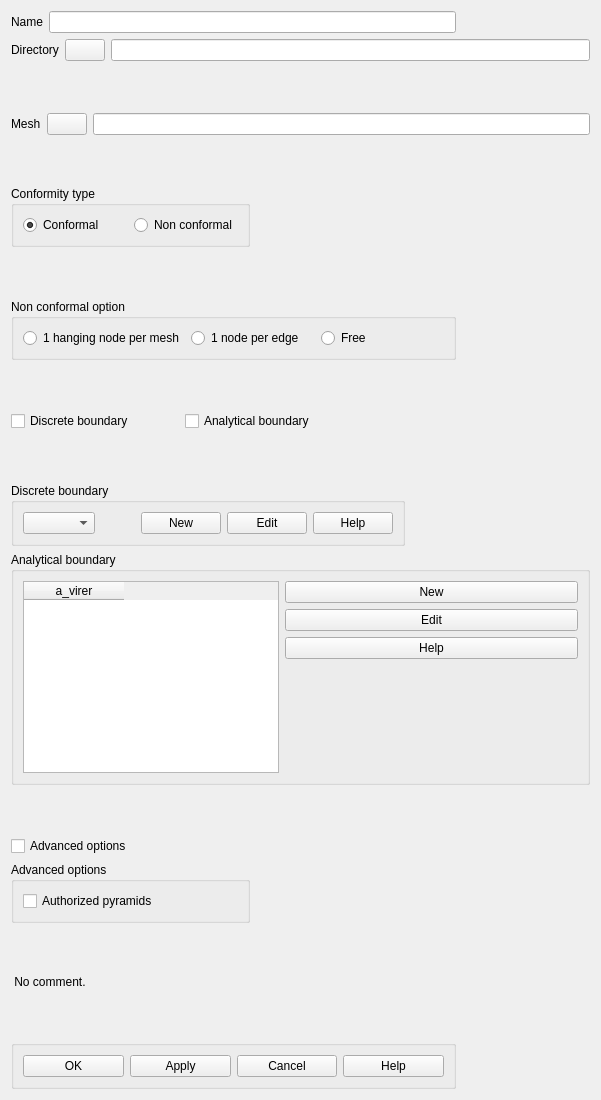
First picture: the form in src/HOMARDGUI/CreateCase.ui, repository jschueller/homard, before the edit.
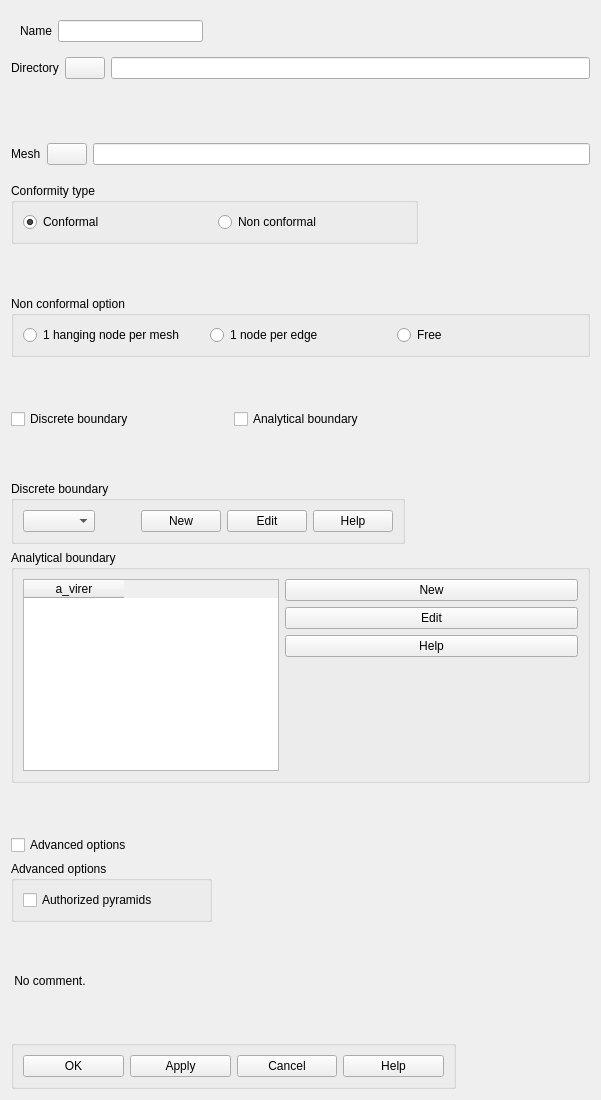
Second picture: the form after the edit.

The edit to the form file:
```diff
--- a/src/HOMARDGUI/CreateCase.ui
+++ b/src/HOMARDGUI/CreateCase.ui
@@ -11,46 +11,66 @@
    </rect>
   </property>
   <property name="sizePolicy">
-   <sizepolicy hsizetype="Fixed" vsizetype="Fixed">
+   <sizepolicy hsizetype="Preferred" vsizetype="Preferred">
     <horstretch>0</horstretch>
     <verstretch>0</verstretch>
    </sizepolicy>
   </property>
+  <property name="minimumSize">
+   <size>
+    <width>600</width>
+    <height>320</height>
+   </size>
+  </property>
+  <property name="sizeIncrement">
+   <size>
+    <width>1</width>
+    <height>1</height>
+   </size>
+  </property>
+  <property name="baseSize">
+   <size>
+    <width>600</width>
+    <height>320</height>
+   </size>
+  </property>
   <property name="windowTitle">
    <string>Create a case</string>
   </property>
   <property name="autoFillBackground">
    <bool>true</bool>
   </property>
-  <layout class="QGridLayout" name="gridLayout_2">
-   <item row="0" column="0" colspan="3">
-    <layout class="QHBoxLayout">
-     <property name="spacing">
-      <number>6</number>
+  <layout class="QGridLayout" name="gridLayout_3">
+   <item row="0" column="0">
+    <widget class="QWidget" name="WName" native="true">
+     <layout class="QGridLayout" name="gridLayout_2">
+      <item row="0" column="0">
+       <widget class="QLabel" name="Name">
+        <property name="text">
+         <string>Name</string>
+        </property>
+       </widget>
+      </item>
+      <item row="0" column="1">
+       <widget class="QLineEdit" name="LEName"/>
+      </item>
+     </layout>
+    </widget>
+   </item>
+   <item row="0" column="1">
+    <spacer name="horizontalSpacer">
+     <property name="orientation">
+      <enum>Qt::Horizontal</enum>
      </property>
-     <property name="margin">
-      <number>0</number>
+     <property name="sizeHint" stdset="0">
+      <size>
+       <width>199</width>
+       <height>20</height>
+      </size>
      </property>
-     <item>
-      <widget class="QLabel" name="Name">
-       <property name="text">
-        <string>Name</string>
-       </property>
-      </widget>
-     </item>
-     <item>
-      <widget class="QLineEdit" name="LEName">
-       <property name="minimumSize">
-        <size>
-         <width>382</width>
-         <height>21</height>
-        </size>
-       </property>
-      </widget>
-     </item>
-    </layout>
+    </spacer>
    </item>
-   <item row="1" column="0" colspan="4">
+   <item row="1" column="0" colspan="6">
     <layout class="QHBoxLayout">
      <property name="spacing">
       <number>6</number>
@@ -87,7 +107,7 @@
      </item>
     </layout>
    </item>
-   <item row="2" column="1">
+   <item row="2" column="2" colspan="2">
     <spacer>
      <property name="orientation">
       <enum>Qt::Vertical</enum>
@@ -100,7 +120,7 @@
      </property>
     </spacer>
    </item>
-   <item row="3" column="0" colspan="4">
+   <item row="3" column="0" rowspan="2" colspan="6">
     <layout class="QHBoxLayout">
      <property name="spacing">
       <number>6</number>
@@ -137,7 +157,7 @@
      </item>
     </layout>
    </item>
-   <item row="4" column="1" colspan="3">
+   <item row="4" column="3" colspan="3">
     <spacer>
      <property name="orientation">
       <enum>Qt::Vertical</enum>
@@ -150,7 +170,7 @@
      </property>
     </spacer>
    </item>
-   <item row="5" column="0">
+   <item row="5" column="0" colspan="2">
     <widget class="QGroupBox" name="GBTypeConf">
      <property name="title">
       <string>Conformity type</string>
@@ -182,7 +202,7 @@
      </layout>
     </widget>
    </item>
-   <item row="6" column="1">
+   <item row="6" column="3">
     <spacer>
      <property name="orientation">
       <enum>Qt::Vertical</enum>
@@ -195,7 +215,7 @@
      </property>
     </spacer>
    </item>
-   <item row="7" column="0" colspan="3">
+   <item row="7" column="0" colspan="6">
     <widget class="QGroupBox" name="GBTypeNoConf">
      <property name="title">
       <string>Non conformal option</string>
@@ -231,7 +251,7 @@
      </layout>
     </widget>
    </item>
-   <item row="8" column="1" colspan="3">
+   <item row="8" column="3" colspan="3">
     <spacer>
      <property name="orientation">
       <enum>Qt::Vertical</enum>
@@ -244,7 +264,7 @@
      </property>
     </spacer>
    </item>
-   <item row="9" column="0" colspan="2">
+   <item row="9" column="0" colspan="4">
     <layout class="QHBoxLayout">
      <property name="spacing">
       <number>6</number>
@@ -268,7 +288,7 @@
      </item>
     </layout>
    </item>
-   <item row="10" column="1">
+   <item row="10" column="3">
     <spacer>
      <property name="orientation">
       <enum>Qt::Vertical</enum>
@@ -281,7 +301,7 @@
      </property>
     </spacer>
    </item>
-   <item row="11" column="0" colspan="3">
+   <item row="11" column="0" colspan="6">
     <widget class="QGroupBox" name="GBBoundaryD">
      <property name="sizePolicy">
       <sizepolicy hsizetype="Fixed" vsizetype="Fixed">
@@ -358,7 +378,7 @@
      </layout>
     </widget>
    </item>
-   <item row="12" column="0" colspan="4">
+   <item row="12" column="0" colspan="6">
     <widget class="QGroupBox" name="GBBoundaryA">
      <property name="minimumSize">
       <size>
@@ -434,7 +454,7 @@
      </layout>
     </widget>
    </item>
-   <item row="13" column="0">
+   <item row="13" column="0" colspan="2">
     <spacer name="spacer">
      <property name="orientation">
       <enum>Qt::Vertical</enum>
@@ -470,7 +490,7 @@
      </layout>
     </widget>
    </item>
-   <item row="15" column="2" colspan="2">
+   <item row="15" column="4" colspan="2">
     <spacer name="spacer_3">
      <property name="orientation">
       <enum>Qt::Horizontal</enum>
@@ -486,7 +506,7 @@
      </property>
     </spacer>
    </item>
-   <item row="16" column="0">
+   <item row="16" column="0" colspan="2">
     <spacer name="spacer_4">
      <property name="orientation">
       <enum>Qt::Vertical</enum>
@@ -499,7 +519,7 @@
      </property>
     </spacer>
    </item>
-   <item row="17" column="0" colspan="3">
+   <item row="17" column="0">
     <widget class="QLabel" name="Comment">
      <property name="text">
       <string> No comment.</string>
@@ -519,7 +539,7 @@
      </property>
     </spacer>
    </item>
-   <item row="19" column="0" colspan="3">
+   <item row="19" column="0" colspan="5">
     <widget class="QGroupBox" name="GroupButtons">
      <property name="title">
       <string/>
@@ -574,7 +594,7 @@
      </layout>
     </widget>
    </item>
-   <item row="19" column="3">
+   <item row="19" column="5">
     <spacer name="spacer_2">
      <property name="orientation">
       <enum>Qt::Horizontal</enum>
```
